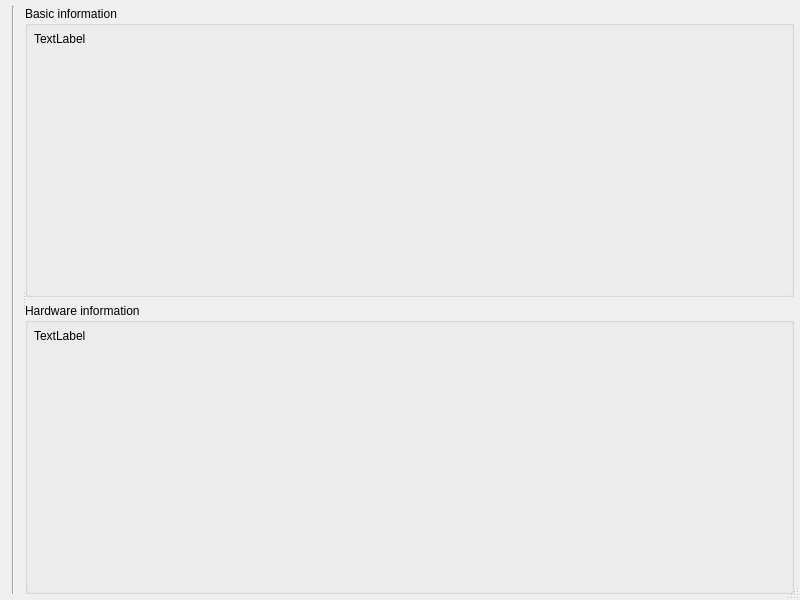
Old version of the form core/graphics/Path_Solving_preview.ui in the repository KmolYuan/Pyslvs-UI.
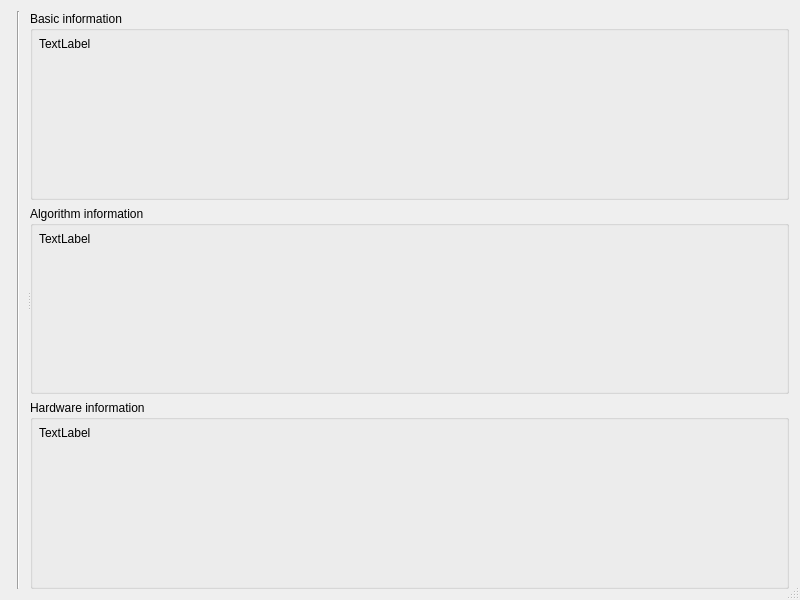
New version of the form.

Commit message: Preview UI and some corrections of functions.

```diff
--- a/core/graphics/Path_Solving_preview.ui
+++ b/core/graphics/Path_Solving_preview.ui
@@ -23,18 +23,6 @@
    <bool>true</bool>
   </property>
   <layout class="QVBoxLayout" name="verticalLayout">
-   <property name="leftMargin">
-    <number>6</number>
-   </property>
-   <property name="topMargin">
-    <number>6</number>
-   </property>
-   <property name="rightMargin">
-    <number>6</number>
-   </property>
-   <property name="bottomMargin">
-    <number>6</number>
-   </property>
    <item>
     <widget class="QSplitter" name="splitter">
      <property name="orientation">
@@ -133,6 +121,53 @@
          </layout>
         </widget>
        </item>
+       <item>
+        <widget class="QGroupBox" name="algorithm_groupbox">
+         <property name="title">
+          <string>Algorithm information</string>
+         </property>
+         <layout class="QVBoxLayout" name="verticalLayout_5">
+          <property name="leftMargin">
+           <number>6</number>
+          </property>
+          <property name="topMargin">
+           <number>6</number>
+          </property>
+          <property name="rightMargin">
+           <number>6</number>
+          </property>
+          <property name="bottomMargin">
+           <number>6</number>
+          </property>
+          <item>
+           <widget class="QLabel" name="algorithm_label">
+            <property name="sizePolicy">
+             <sizepolicy hsizetype="Minimum" vsizetype="Preferred">
+              <horstretch>0</horstretch>
+              <verstretch>0</verstretch>
+             </sizepolicy>
+            </property>
+            <property name="text">
+             <string>TextLabel</string>
+            </property>
+           </widget>
+          </item>
+          <item>
+           <spacer name="verticalSpacer_3">
+            <property name="orientation">
+             <enum>Qt::Vertical</enum>
+            </property>
+            <property name="sizeHint" stdset="0">
+             <size>
+              <width>20</width>
+              <height>201</height>
+             </size>
+            </property>
+           </spacer>
+          </item>
+         </layout>
+        </widget>
+       </item>
        <item>
         <widget class="QGroupBox" name="hardware_groupbox">
          <property name="title">
```
Left out of the diff: 3 changed lines with no effect on the pictures. The commit also changes 4 other files.
